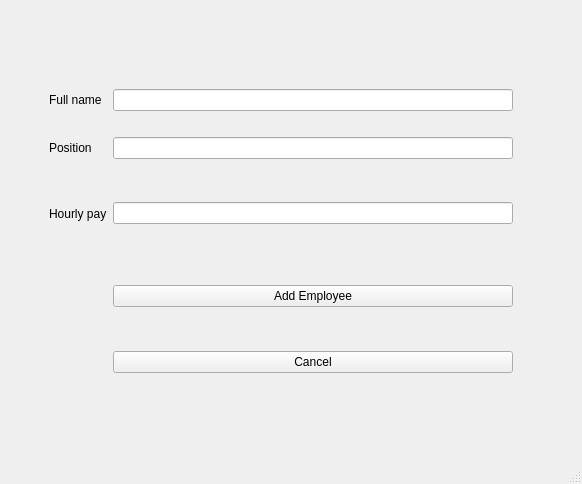
Qt form src/ui/new_employee_window.ui (FreakJoe/EmployeeManager) before a commit.
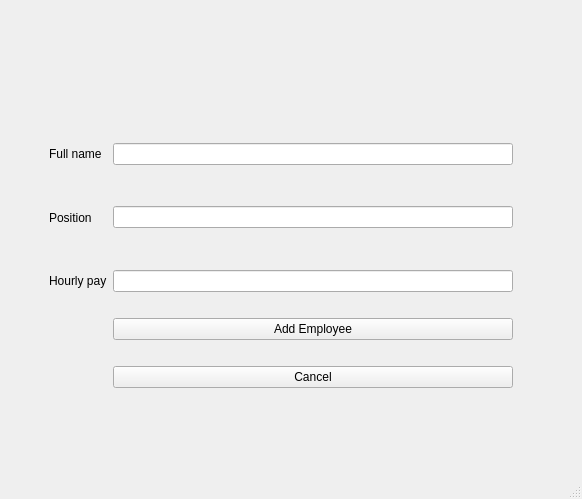
The same form after that commit.

Commit message: Added the possibility to edit employee information

What changed in the file:
```diff
--- a/src/ui/new_employee_window.ui
+++ b/src/ui/new_employee_window.ui
@@ -7,7 +7,7 @@
     <x>0</x>
     <y>0</y>
     <width>582</width>
-    <height>484</height>
+    <height>499</height>
    </rect>
   </property>
   <property name="windowTitle">
@@ -21,18 +21,11 @@
     <bool>false</bool>
    </property>
    <layout class="QGridLayout" name="gridLayout">
-    <item row="4" column="2">
-     <widget class="QLabel" name="label">
-      <property name="text">
-       <string>Full name</string>
-      </property>
-     </widget>
-    </item>
-    <item row="4" column="3">
+    <item row="3" column="3">
      <widget class="QLineEdit" name="fullName"/>
     </item>
-    <item row="10" column="5">
-     <spacer name="verticalSpacer_6">
+    <item row="0" column="5">
+     <spacer name="verticalSpacer">
       <property name="orientation">
        <enum>Qt::Vertical</enum>
       </property>
@@ -44,93 +37,31 @@
       </property>
      </spacer>
     </item>
-    <item row="6" column="2">
-     <widget class="QLabel" name="label_2">
-      <property name="text">
-       <string>Position</string>
-      </property>
-     </widget>
-    </item>
-    <item row="6" column="3">
-     <widget class="QLineEdit" name="position"/>
-    </item>
-    <item row="8" column="2">
-     <widget class="QLabel" name="label_3">
-      <property name="text">
-       <string>Hourly pay</string>
-      </property>
-     </widget>
-    </item>
     <item row="8" column="3">
-     <widget class="QLineEdit" name="pay"/>
-    </item>
-    <item row="10" column="3">
      <widget class="QPushButton" name="addEmployee">
       <property name="text">
        <string>Add Employee</string>
       </property>
      </widget>
     </item>
-    <item row="12" column="3">
+    <item row="10" column="3">
      <widget class="QPushButton" name="cancel">
       <property name="text">
        <string>Cancel</string>
       </property>
      </widget>
     </item>
-    <item row="10" column="2">
-     <spacer name="verticalSpacer_3">
-      <property name="orientation">
-       <enum>Qt::Vertical</enum>
-      </property>
-      <property name="sizeHint" stdset="0">
-       <size>
-        <width>20</width>
-        <height>40</height>
-       </size>
-      </property>
-     </spacer>
+    <item row="6" column="3">
+     <widget class="QLineEdit" name="pay"/>
     </item>
-    <item row="8" column="0">
-     <spacer name="verticalSpacer_5">
-      <property name="orientation">
-       <enum>Qt::Vertical</enum>
+    <item row="6" column="2">
+     <widget class="QLabel" name="label_3">
+      <property name="text">
+       <string>Hourly pay</string>
       </property>
-      <property name="sizeHint" stdset="0">
-       <size>
-        <width>20</width>
-        <height>40</height>
-       </size>
-      </property>
-     </spacer>
+     </widget>
     </item>
-    <item row="10" column="4">
-     <spacer name="verticalSpacer_8">
-      <property name="orientation">
-       <enum>Qt::Vertical</enum>
-      </property>
-      <property name="sizeHint" stdset="0">
-       <size>
-        <width>20</width>
-        <height>40</height>
-       </size>
-      </property>
-     </spacer>
-    </item>
-    <item row="8" column="1">
-     <spacer name="verticalSpacer_7">
-      <property name="orientation">
-       <enum>Qt::Vertical</enum>
-      </property>
-      <property name="sizeHint" stdset="0">
-       <size>
-        <width>20</width>
-        <height>40</height>
-       </size>
-      </property>
-     </spacer>
-    </item>
-    <item row="11" column="3">
+    <item row="9" column="3">
      <spacer name="horizontalSpacer">
       <property name="orientation">
        <enum>Qt::Horizontal</enum>
@@ -144,19 +75,6 @@
      </spacer>
     </item>
     <item row="7" column="3">
-     <spacer name="horizontalSpacer_3">
-      <property name="orientation">
-       <enum>Qt::Horizontal</enum>
-      </property>
-      <property name="sizeHint" stdset="0">
-       <size>
-        <width>40</width>
-        <height>20</height>
-       </size>
-      </property>
-     </spacer>
-    </item>
-    <item row="9" column="3">
      <spacer name="horizontalSpacer_2">
       <property name="orientation">
        <enum>Qt::Horizontal</enum>
@@ -169,20 +87,7 @@
       </property>
      </spacer>
     </item>
-    <item row="1" column="3">
-     <spacer name="horizontalSpacer_11">
-      <property name="orientation">
-       <enum>Qt::Horizontal</enum>
-      </property>
-      <property name="sizeHint" stdset="0">
-       <size>
-        <width>40</width>
-        <height>20</height>
-       </size>
-      </property>
-     </spacer>
-    </item>
-    <item row="14" column="3">
+    <item row="12" column="3">
      <spacer name="horizontalSpacer_8">
       <property name="orientation">
        <enum>Qt::Horizontal</enum>
@@ -195,7 +100,7 @@
       </property>
      </spacer>
     </item>
-    <item row="16" column="3">
+    <item row="14" column="3">
      <spacer name="horizontalSpacer_10">
       <property name="orientation">
        <enum>Qt::Horizontal</enum>
@@ -208,7 +113,7 @@
       </property>
      </spacer>
     </item>
-    <item row="15" column="3">
+    <item row="13" column="3">
      <spacer name="horizontalSpacer_9">
       <property name="orientation">
        <enum>Qt::Horizontal</enum>
@@ -221,46 +126,20 @@
       </property>
      </spacer>
     </item>
-    <item row="3" column="3">
-     <spacer name="horizontalSpacer_5">
-      <property name="orientation">
-       <enum>Qt::Horizontal</enum>
-      </property>
-      <property name="sizeHint" stdset="0">
-       <size>
-        <width>40</width>
-        <height>20</height>
-       </size>
-      </property>
-     </spacer>
-    </item>
-    <item row="10" column="6">
-     <spacer name="verticalSpacer_2">
-      <property name="orientation">
-       <enum>Qt::Vertical</enum>
-      </property>
-      <property name="sizeHint" stdset="0">
-       <size>
-        <width>20</width>
-        <height>40</height>
-       </size>
-      </property>
-     </spacer>
-    </item>
-    <item row="5" column="3">
-     <spacer name="horizontalSpacer_4">
-      <property name="orientation">
-       <enum>Qt::Horizontal</enum>
-      </property>
-      <property name="sizeHint" stdset="0">
-       <size>
-        <width>40</width>
-        <height>20</height>
-       </size>
-      </property>
-     </spacer>
-    </item>
     <item row="2" column="3">
+     <spacer name="horizontalSpacer_5">
+      <property name="orientation">
+       <enum>Qt::Horizontal</enum>
+      </property>
+      <property name="sizeHint" stdset="0">
+       <size>
+        <width>40</width>
+        <height>20</height>
+       </size>
+      </property>
+     </spacer>
+    </item>
+    <item row="1" column="3">
      <spacer name="horizontalSpacer_7">
       <property name="orientation">
        <enum>Qt::Horizontal</enum>
@@ -273,7 +152,7 @@
       </property>
      </spacer>
     </item>
-    <item row="13" column="3">
+    <item row="11" column="3">
      <spacer name="horizontalSpacer_6">
       <property name="orientation">
        <enum>Qt::Horizontal</enum>
@@ -287,7 +166,7 @@
      </spacer>
     </item>
     <item row="0" column="3">
-     <spacer name="horizontalSpacer_12">
+     <spacer name="horizontalSpacer_11">
       <property name="orientation">
        <enum>Qt::Horizontal</enum>
       </property>
@@ -299,6 +178,75 @@
       </property>
      </spacer>
     </item>
+    <item row="3" column="2">
+     <widget class="QLabel" name="label">
+      <property name="text">
+       <string>Full name</string>
+      </property>
+     </widget>
+    </item>
+    <item row="5" column="2">
+     <widget class="QLabel" name="label_2">
+      <property name="text">
+       <string>Position</string>
+      </property>
+     </widget>
+    </item>
+    <item row="5" column="3">
+     <widget class="QLineEdit" name="position"/>
+    </item>
+    <item row="0" column="4">
+     <spacer name="verticalSpacer_3">
+      <property name="orientation">
+       <enum>Qt::Vertical</enum>
+      </property>
+      <property name="sizeHint" stdset="0">
+       <size>
+        <width>20</width>
+        <height>40</height>
+       </size>
+      </property>
+     </spacer>
+    </item>
+    <item row="5" column="0">
+     <spacer name="verticalSpacer_5">
+      <property name="orientation">
+       <enum>Qt::Vertical</enum>
+      </property>
+      <property name="sizeHint" stdset="0">
+       <size>
+        <width>20</width>
+        <height>40</height>
+       </size>
+      </property>
+     </spacer>
+    </item>
+    <item row="5" column="1">
+     <spacer name="verticalSpacer_4">
+      <property name="orientation">
+       <enum>Qt::Vertical</enum>
+      </property>
+      <property name="sizeHint" stdset="0">
+       <size>
+        <width>20</width>
+        <height>40</height>
+       </size>
+      </property>
+     </spacer>
+    </item>
+    <item row="0" column="6">
+     <spacer name="verticalSpacer_2">
+      <property name="orientation">
+       <enum>Qt::Vertical</enum>
+      </property>
+      <property name="sizeHint" stdset="0">
+       <size>
+        <width>20</width>
+        <height>40</height>
+       </size>
+      </property>
+     </spacer>
+    </item>
    </layout>
   </widget>
   <widget class="QMenuBar" name="menubar">
```
The commit also changes 5 other files.
